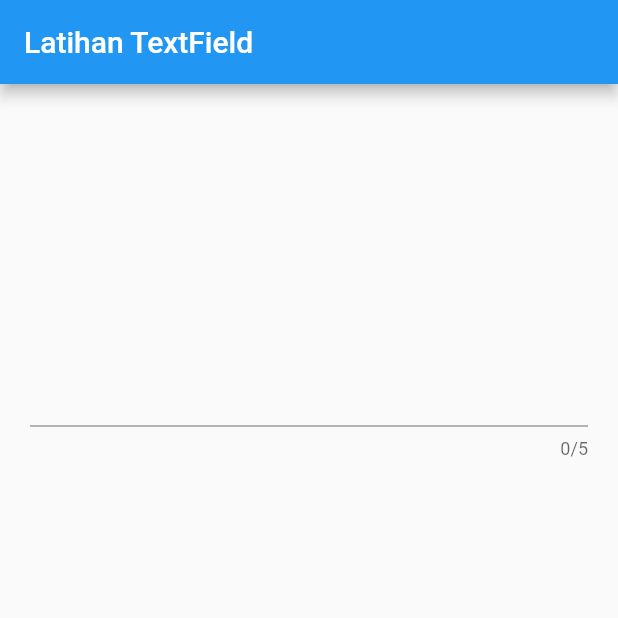
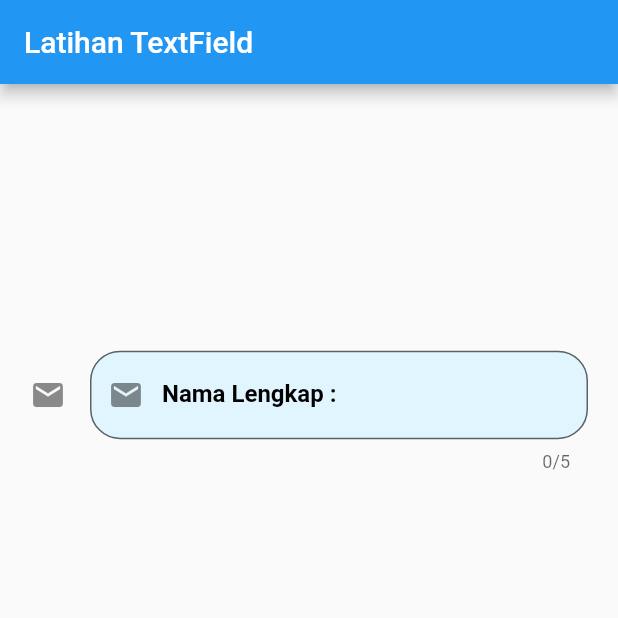
Before and after one commit to rivaldofez/flutter_learnerd, a Flutter app: the screen it shows after launch, on a phone screen of 412 x 824 dp, the top half of it. Run offline on Flutter 3.47's test engine with Material 2 defaults, Android fonts, the phone set to English and light mode, and no system bars.

Commit message:
using textfield decoration

```diff
--- a/lib/main.dart
+++ b/lib/main.dart
@@ -23,8 +23,21 @@ class _MyAppState extends State<MyApp> {
             mainAxisAlignment: MainAxisAlignment.spaceAround,
             children: [
               TextField(
+                decoration: InputDecoration(
+                  fillColor: Colors.lightBlue[50],
+                  filled: true,
+                  icon: Icon(Icons.email),
+                  suffix: Container(width: 5, height: 5, color: Colors.red,),
+                  prefixIcon: Icon(Icons.email),
+                  prefixText: "Name :",
+                  prefixStyle: TextStyle(color: Colors.blue, fontWeight: FontWeight.bold),
+                  labelText: "Nama Lengkap :",
+                  labelStyle: TextStyle(color: Colors.black, fontWeight: FontWeight.bold),
+                  hintText: "Nama Lengkapnya lho.",
+                  hintStyle: TextStyle(fontSize: 12),
+                  border: OutlineInputBorder(borderRadius: BorderRadius.circular(20))
+                ),
                 maxLength: 5,
-                obscureText: true,
                 onChanged: (value){
                   setState(() {
 
```
